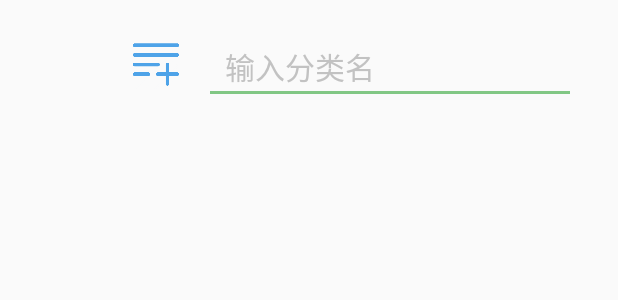
After one commit to KDL-in/ArSr, an Android app: the layout item_nav_addcategory.xml on its own in the app's theme, with its tools: preview values and no code run, on a phone screen of 412 x 824 dp. The commit adds this screen. Shown: the top 300 px of the screen. Run offline under Robolectric (Android 15) with nearby library versions, the phone set to English and light mode, and no system bars.

Commit message:
mainLog ing -navLog bfin

```diff
--- a/app/src/main/res/layout/activity_main.xml
+++ b/app/src/main/res/layout/activity_main.xml
@@ -4,6 +4,7 @@
     xmlns:tools="http://schemas.android.com/tools"
     android:id="@+id/drawerLayout"
     android:layout_width="match_parent"
+    android:paddingBottom="10dp"
     android:layout_height="match_parent">
 
 
@@ -75,6 +76,7 @@
             android:layout_weight="1"
             android:layout_height="0dp" />
         <android.support.constraint.ConstraintLayout
+            android:id="@+id/nav_addCategory"
             android:layout_width="match_parent"
             android:layout_height="wrap_content"
             android:background="@color/white"
--- /dev/null
+++ b/app/src/main/res/layout/item_nav_addcategory.xml
@@ -0,0 +1,35 @@
+<?xml version="1.0" encoding="utf-8"?>
+<android.support.constraint.ConstraintLayout
+    xmlns:android="http://schemas.android.com/apk/res/android"
+    xmlns:app="http://schemas.android.com/apk/res-auto"
+    xmlns:tools="http://schemas.android.com/tools"
+    android:layout_width="match_parent"
+    android:layout_height="match_parent">
+
+    <EditText
+        android:id="@+id/edit_navDialog_name"
+        style="@style/edit_add_dialog"
+        android:layout_width="240dp"
+        android:layout_height="wrap_content"
+        android:layout_marginEnd="32dp"
+        android:layout_marginTop="24dp"
+        android:ems="10"
+        android:hint="输入分类名"
+        android:inputType="text"
+        android:singleLine="true"
+        app:layout_constraintEnd_toEndOf="parent"
+        app:layout_constraintTop_toTopOf="parent" />
+
+    <ImageView
+        android:id="@+id/imageView2"
+        android:layout_width="40dp"
+        android:layout_height="40dp"
+        android:layout_marginBottom="8dp"
+        android:layout_marginEnd="16dp"
+        android:tint="@color/colorPrimary"
+        app:layout_constraintBottom_toBottomOf="@+id/edit_navDialog_name"
+        app:layout_constraintEnd_toStartOf="@+id/edit_navDialog_name"
+        app:layout_constraintTop_toTopOf="@+id/edit_navDialog_name"
+        app:layout_constraintVertical_bias="0.18"
+        app:srcCompat="@drawable/icon_category" />
+</android.support.constraint.ConstraintLayout>
--- a/app/src/main/res/layout/item_navigation_category.xml
+++ b/app/src/main/res/layout/item_navigation_category.xml
@@ -23,7 +23,7 @@
         app:srcCompat="@drawable/icon_list" />
 
     <TextView
-        android:id="@+id/text_category_name_nav"
+        android:id="@+id/tv_nav_categoryName"
         android:layout_width="wrap_content"
         android:layout_height="wrap_content"
         android:layout_marginStart="72dp"
```
Also changed, not shown: app/src/main/java/com/arsr/arsr/activity/MainActivity.java (+17 -8 lines), app/src/main/java/com/arsr/arsr/adapter/NavigationRecyclerViewAdapter.java (+28 -5 lines), app/src/main/java/com/arsr/arsr/listener/OnNavAddButtonListener.java (added, +72 -0 lines), app/src/main/java/com/arsr/arsr/listener/OnNavigationItemClickListener.java (added, +34 -0 lines), app/src/main/java/com/arsr/arsr/util/ListUtil.java (+8 -1 lines), app/src/main/java/com/arsr/arsr/util/UIDataUtil.java (+9 -2 lines).
